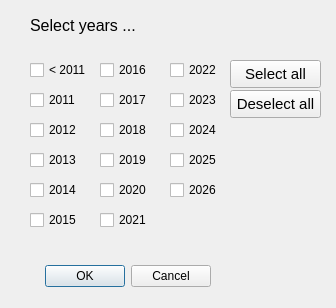
First picture: the form in plugins/picture_select/picture_select_dlg.ui, repository bvermeulen/QGIS, before the edit.
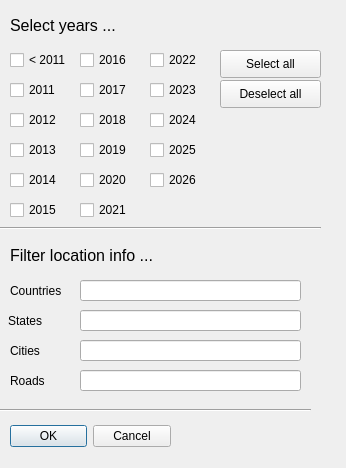
Second picture: the form after the edit.

Commit message: Refactor to include geolocation_info

Diff of the .ui file:
```diff
--- a/plugins/picture_select/picture_select_dlg.ui
+++ b/plugins/picture_select/picture_select_dlg.ui
@@ -6,8 +6,8 @@
    <rect>
     <x>0</x>
     <y>0</y>
-    <width>336</width>
-    <height>308</height>
+    <width>346</width>
+    <height>468</height>
    </rect>
   </property>
   <property name="windowTitle">
@@ -16,9 +16,9 @@
   <widget class="QDialogButtonBox" name="buttonBox">
    <property name="geometry">
     <rect>
-     <x>0</x>
-     <y>260</y>
-     <width>211</width>
+     <x>10</x>
+     <y>420</y>
+     <width>161</width>
      <height>32</height>
     </rect>
    </property>
@@ -32,8 +32,8 @@
   <widget class="QCheckBox" name="cb_2010">
    <property name="geometry">
     <rect>
-     <x>30</x>
-     <y>60</y>
+     <x>10</x>
+     <y>50</y>
      <width>71</width>
      <height>20</height>
     </rect>
@@ -45,8 +45,8 @@
   <widget class="QCheckBox" name="cb_2011">
    <property name="geometry">
     <rect>
-     <x>30</x>
-     <y>90</y>
+     <x>10</x>
+     <y>80</y>
      <width>71</width>
      <height>20</height>
     </rect>
@@ -58,8 +58,8 @@
   <widget class="QCheckBox" name="cb_2012">
    <property name="geometry">
     <rect>
-     <x>30</x>
-     <y>120</y>
+     <x>10</x>
+     <y>110</y>
      <width>71</width>
      <height>20</height>
     </rect>
@@ -71,8 +71,8 @@
   <widget class="QCheckBox" name="cb_2013">
    <property name="geometry">
     <rect>
-     <x>30</x>
-     <y>150</y>
+     <x>10</x>
+     <y>140</y>
      <width>71</width>
      <height>20</height>
     </rect>
@@ -84,8 +84,8 @@
   <widget class="QCheckBox" name="cb_2014">
    <property name="geometry">
     <rect>
-     <x>30</x>
-     <y>180</y>
+     <x>10</x>
+     <y>170</y>
      <width>71</width>
      <height>20</height>
     </rect>
@@ -97,8 +97,8 @@
   <widget class="QCheckBox" name="cb_2015">
    <property name="geometry">
     <rect>
-     <x>30</x>
-     <y>210</y>
+     <x>10</x>
+     <y>200</y>
      <width>71</width>
      <height>20</height>
     </rect>
@@ -110,8 +110,8 @@
   <widget class="QCheckBox" name="cb_2016">
    <property name="geometry">
     <rect>
-     <x>100</x>
-     <y>60</y>
+     <x>80</x>
+     <y>50</y>
      <width>71</width>
      <height>20</height>
     </rect>
@@ -123,8 +123,8 @@
   <widget class="QCheckBox" name="cb_2017">
    <property name="geometry">
     <rect>
-     <x>100</x>
-     <y>90</y>
+     <x>80</x>
+     <y>80</y>
      <width>71</width>
      <height>20</height>
     </rect>
@@ -136,8 +136,8 @@
   <widget class="QCheckBox" name="cb_2018">
    <property name="geometry">
     <rect>
-     <x>100</x>
-     <y>120</y>
+     <x>80</x>
+     <y>110</y>
      <width>71</width>
      <height>20</height>
     </rect>
@@ -149,8 +149,8 @@
   <widget class="QCheckBox" name="cb_2019">
    <property name="geometry">
     <rect>
-     <x>100</x>
-     <y>150</y>
+     <x>80</x>
+     <y>140</y>
      <width>71</width>
      <height>20</height>
     </rect>
@@ -162,8 +162,8 @@
   <widget class="QCheckBox" name="cb_2020">
    <property name="geometry">
     <rect>
-     <x>100</x>
-     <y>180</y>
+     <x>80</x>
+     <y>170</y>
      <width>71</width>
      <height>20</height>
     </rect>
@@ -175,8 +175,8 @@
   <widget class="QCheckBox" name="cb_2021">
    <property name="geometry">
     <rect>
-     <x>100</x>
-     <y>210</y>
+     <x>80</x>
+     <y>200</y>
      <width>71</width>
      <height>20</height>
     </rect>
@@ -188,8 +188,8 @@
   <widget class="QCheckBox" name="cb_2022">
    <property name="geometry">
     <rect>
-     <x>170</x>
-     <y>60</y>
+     <x>150</x>
+     <y>50</y>
      <width>71</width>
      <height>20</height>
     </rect>
@@ -201,8 +201,8 @@
   <widget class="QCheckBox" name="cb_2023">
    <property name="geometry">
     <rect>
-     <x>170</x>
-     <y>90</y>
+     <x>150</x>
+     <y>80</y>
      <width>71</width>
      <height>20</height>
     </rect>
@@ -214,8 +214,8 @@
   <widget class="QCheckBox" name="cb_2024">
    <property name="geometry">
     <rect>
-     <x>170</x>
-     <y>120</y>
+     <x>150</x>
+     <y>110</y>
      <width>71</width>
      <height>20</height>
     </rect>
@@ -227,8 +227,8 @@
   <widget class="QCheckBox" name="cb_2025">
    <property name="geometry">
     <rect>
-     <x>170</x>
-     <y>150</y>
+     <x>150</x>
+     <y>140</y>
      <width>71</width>
      <height>20</height>
     </rect>
@@ -240,8 +240,8 @@
   <widget class="QCheckBox" name="cb_2026">
    <property name="geometry">
     <rect>
-     <x>170</x>
-     <y>180</y>
+     <x>150</x>
+     <y>170</y>
      <width>71</width>
      <height>20</height>
     </rect>
@@ -253,7 +253,7 @@
   <widget class="QLabel" name="label">
    <property name="geometry">
     <rect>
-     <x>30</x>
+     <x>10</x>
      <y>10</y>
      <width>131</width>
      <height>31</height>
@@ -266,17 +266,12 @@
   <widget class="QPushButton" name="pb_deselect_all">
    <property name="geometry">
     <rect>
-     <x>230</x>
-     <y>90</y>
-     <width>91</width>
+     <x>220</x>
+     <y>80</y>
+     <width>101</width>
      <height>28</height>
     </rect>
    </property>
-   <property name="font">
-    <font>
-     <pointsize>11</pointsize>
-    </font>
-   </property>
    <property name="text">
     <string>Deselect all</string>
    </property>
@@ -284,21 +279,153 @@
   <widget class="QPushButton" name="pb_select_all">
    <property name="geometry">
     <rect>
-     <x>230</x>
-     <y>60</y>
-     <width>91</width>
+     <x>220</x>
+     <y>50</y>
+     <width>101</width>
      <height>28</height>
     </rect>
    </property>
-   <property name="font">
-    <font>
-     <pointsize>11</pointsize>
-    </font>
-   </property>
    <property name="text">
     <string>Select all</string>
    </property>
   </widget>
+  <widget class="QLabel" name="label_filter_location_info">
+   <property name="geometry">
+    <rect>
+     <x>10</x>
+     <y>240</y>
+     <width>151</width>
+     <height>31</height>
+    </rect>
+   </property>
+   <property name="text">
+    <string>&lt;html&gt;&lt;head/&gt;&lt;body&gt;&lt;p&gt;&lt;span style=&quot; font-size:12pt;&quot;&gt;Filter location info ...&lt;/span&gt;&lt;/p&gt;&lt;/body&gt;&lt;/html&gt;</string>
+   </property>
+  </widget>
+  <widget class="QLineEdit" name="le_countries">
+   <property name="geometry">
+    <rect>
+     <x>80</x>
+     <y>280</y>
+     <width>221</width>
+     <height>21</height>
+    </rect>
+   </property>
+  </widget>
+  <widget class="Line" name="line_1">
+   <property name="geometry">
+    <rect>
+     <x>0</x>
+     <y>220</y>
+     <width>321</width>
+     <height>16</height>
+    </rect>
+   </property>
+   <property name="orientation">
+    <enum>Qt::Orientation::Horizontal</enum>
+   </property>
+  </widget>
+  <widget class="Line" name="line_2">
+   <property name="geometry">
+    <rect>
+     <x>-10</x>
+     <y>400</y>
+     <width>321</width>
+     <height>20</height>
+    </rect>
+   </property>
+   <property name="orientation">
+    <enum>Qt::Orientation::Horizontal</enum>
+   </property>
+  </widget>
+  <widget class="QLabel" name="label_countries">
+   <property name="geometry">
+    <rect>
+     <x>10</x>
+     <y>280</y>
+     <width>71</width>
+     <height>21</height>
+    </rect>
+   </property>
+   <property name="text">
+    <string>Countries</string>
+   </property>
+  </widget>
+  <widget class="QLabel" name="label_states">
+   <property name="geometry">
+    <rect>
+     <x>8</x>
+     <y>310</y>
+     <width>71</width>
+     <height>21</height>
+    </rect>
+   </property>
+   <property name="text">
+    <string>States</string>
+   </property>
+  </widget>
+  <widget class="QLineEdit" name="le_states">
+   <property name="geometry">
+    <rect>
+     <x>80</x>
+     <y>310</y>
+     <width>221</width>
+     <height>21</height>
+    </rect>
+   </property>
+  </widget>
+  <widget class="QLineEdit" name="le_cities">
+   <property name="geometry">
+    <rect>
+     <x>80</x>
+     <y>340</y>
+     <width>221</width>
+     <height>21</height>
+    </rect>
+   </property>
+   <property name="text">
+    <string/>
+   </property>
+  </widget>
+  <widget class="QLabel" name="label_cities">
+   <property name="geometry">
+    <rect>
+     <x>10</x>
+     <y>340</y>
+     <width>71</width>
+     <height>21</height>
+    </rect>
+   </property>
+   <property name="text">
+    <string>Cities</string>
+   </property>
+  </widget>
+  <widget class="QLineEdit" name="le_roads">
+   <property name="geometry">
+    <rect>
+     <x>80</x>
+     <y>370</y>
+     <width>221</width>
+     <height>21</height>
+    </rect>
+   </property>
+   <property name="text">
+    <string/>
+   </property>
+  </widget>
+  <widget class="QLabel" name="label_roads">
+   <property name="geometry">
+    <rect>
+     <x>10</x>
+     <y>370</y>
+     <width>71</width>
+     <height>21</height>
+    </rect>
+   </property>
+   <property name="text">
+    <string>Roads</string>
+   </property>
+  </widget>
  </widget>
  <resources/>
  <connections>
```
Left out of the diff: 8 changed lines with no effect on the pictures. The commit also changes 5 other files.
